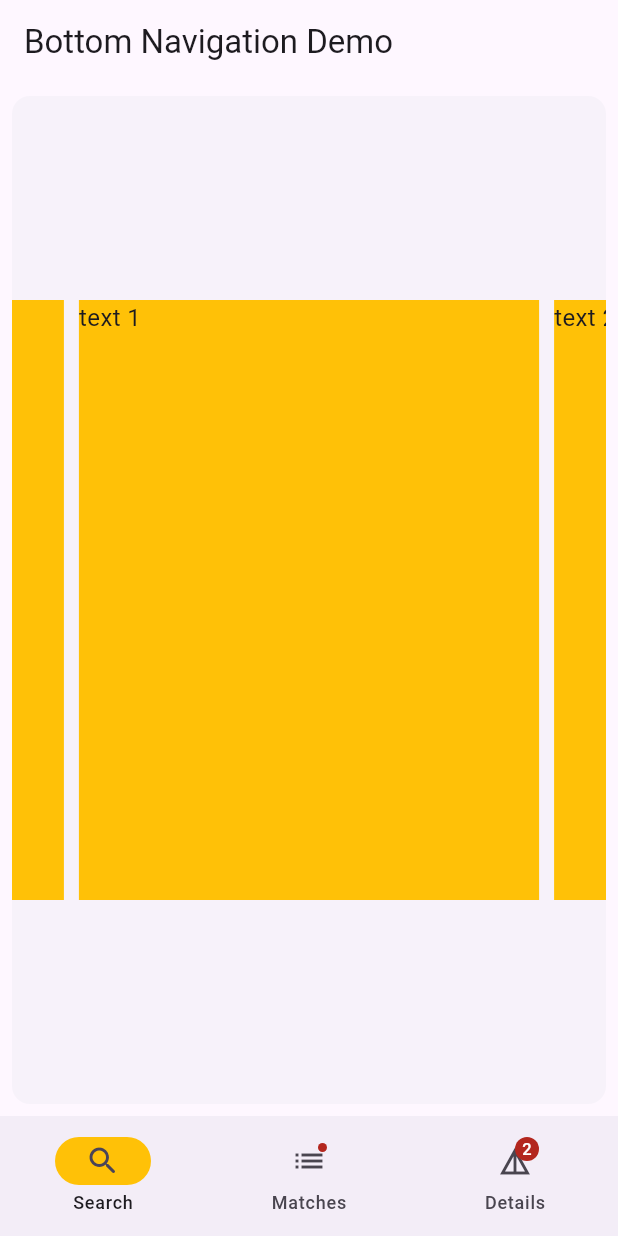
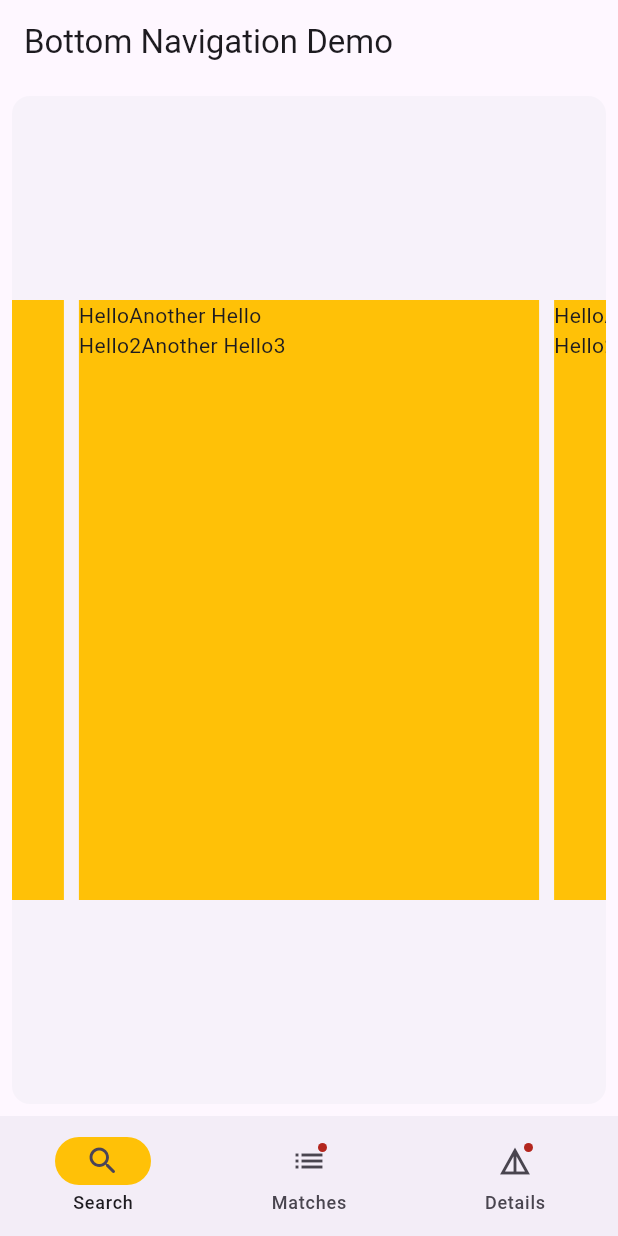
Before and after one commit to atdd-bdd/1020_net, a Flutter app: the screen it shows after launch, on a phone screen of 412 x 824 dp. Run offline on Flutter 3.47's test engine with Material 3 defaults, Android fonts, the phone set to English and light mode, and no system bars; drawn by our look-alikes of carousel_slider; our stand-ins replace flutter_linkify.

```diff
--- a/lib/main.dart
+++ b/lib/main.dart
@@ -1,7 +1,11 @@
+import 'dart:typed_data';
+
 import 'package:flutter/material.dart';
 import 'package:carousel_slider/carousel_slider.dart';
 import 'package:flutter_linkify/flutter_linkify.dart';
 import 'package:url_launcher/url_launcher.dart';
+import 'package:http/http.dart' as http;
+import 'event.dart';
 
 void main() {
   runApp(const MyApp());
@@ -28,27 +32,36 @@ class MyAppWidget extends StatefulWidget {
 }
 
 var entries = ["a","b","c"];
-
+var events = [MyEvent(title:"First"), MyEvent(title:"Second"),
+  MyEvent(title:"Third")];
 class _MyAppState extends State<MyAppWidget> {
   int currentPageIndex = 0;
+  //  Try out the geo code
+  String address = "Durham, NC";
+
 
   @override
   Widget build(BuildContext context) {
     final ThemeData theme = Theme.of(context);
+    String url = "https://geocode.maps.co/search?q=" +
+        address+ "&api_key=65edd11b7f07a815035540vhz5b8f4e";
+    // https://geocode.maps.co/search?q=%22621%20Broad%20St%20Durham,%20NC%22%20&api_key=65edd11b7f07a815035540vhz5b8f4e
+    // // print(value);
+    // [{"place_id":307652039,"licence":"Data © OpenStreetMap contributors, ODbL 1.0. https://osm.org/copyright","osm_type":"node","osm_id":266814250,"boundingbox":["36.0070492","36.0071492","-78.9206063","-78.9205063"],"lat":"36.0070992","lon":"-78.9205563","display_name":"Whole Foods Market, 621, Broad Street, Old West Durham, Durham, Durham County, North Carolina, 27705, United States","class":"shop","type":"supermarket","importance":0.4200099999999999}]
+  // [] if not found
     return Scaffold(
         appBar: AppBar(
           title: Text('Bottom Navigation Demo'),
         ),
       bottomNavigationBar: buildNavigationBar(),
       body: <Widget>[
-        /// Home page
-        buildCard(theme),
 
-        /// Notifications page
-        buildPadding(),
+        buildSearch(theme),
+
+        buildResults(theme),
 
         /// Messages page
-        buildListView(theme),
+        buildDetailList(theme),
 
       ][currentPageIndex],
     );
@@ -75,7 +88,7 @@ class _MyAppState extends State<MyAppWidget> {
         ),
         NavigationDestination(
           icon: Badge(
-            label: Text('2'),
+
             child: Icon(Icons.details),
           ),
           label: 'Details',
@@ -86,7 +99,7 @@ class _MyAppState extends State<MyAppWidget> {
 
 
 
-  ListView buildListView(ThemeData theme) {
+  ListView buildDetail(ThemeData theme) {
     return ListView.builder(
         reverse: true,
         itemCount: 3,
@@ -127,7 +140,8 @@ class _MyAppState extends State<MyAppWidget> {
                 borderRadius: BorderRadius.circular(8.0),
               ),
               child: Text(
-               entries[index],
+               //events[index].title,
+                entries[index],
                 style: theme.textTheme.bodyLarge!
                     .copyWith(color: theme.colorScheme.onPrimary),
               ),
@@ -135,7 +149,7 @@ class _MyAppState extends State<MyAppWidget> {
           );
   }
 
-  Padding buildPadding() {
+  Padding buildResults(ThemeData theme) {
     return const Padding(
         padding: EdgeInsets.all(8.0),
         child: Column(
@@ -163,7 +177,7 @@ class _MyAppState extends State<MyAppWidget> {
 
 
 
-  Card buildCard(ThemeData theme) {
+  Card buildSearch(ThemeData theme) {
     return Card(
         shadowColor: Colors.transparent,
         margin: const EdgeInsets.all(8.0),
@@ -180,7 +194,10 @@ class _MyAppState extends State<MyAppWidget> {
                         decoration: BoxDecoration(
                             color: Colors.amber
                         ),
-                        child: Text('text $i', style: TextStyle(fontSize: 16.0),)
+                        child:
+                       buildDetailList(theme)
+                       // Text('text $i', style: TextStyle(fontSize: 16.0),)
+
                     );
                   },
                 );
@@ -192,12 +209,32 @@ class _MyAppState extends State<MyAppWidget> {
 
   }
 
+  ListView buildDetailList(ThemeData theme){
+    return ListView (
+      children: const <Widget> [
+        Row ( children: <Widget>[
+        Text("Hello"),
+        Text("Another Hello")
+        ]
+    ),
+    Row ( children: <Widget>[
+    Text("Hello2"),
+    Text("Another Hello3"),
+  //     FilledButton(onPressed: (link) async {
+  //
+  //   if (!await launchUrl(Uri.parse(link.url))) {
+  //   throw Exception('Could not launch ${link.url}');
+  // },)
+    ]
+    )
+    ]
+    );
+  }
+
   Linkify buildLinkify() {
     return Linkify(
       onOpen: (link) async {
-        print("Link is:");
-        print(link.url);
-        print(":");
+
         if (!await launchUrl(Uri.parse(link.url))) {
           throw Exception('Could not launch ${link.url}');
         }
@@ -206,3 +243,58 @@ class _MyAppState extends State<MyAppWidget> {
     );
   }
 }
+
+class MyEvent {
+  var uuid = UUID();
+  var id = "000000001";
+  var title ="";
+  var startDate = MyDateTime.now();
+  var endDate = MyDateTime.now();
+  var location = "1 Apple Lane, Somewhere, VT";
+  var geoLocation = MyGeoLocation(0.0,0.0);
+  var description = "Something";
+  var tags ="#tag";
+  var linkString = "https://1020.net";
+  var imageString = "https://1020.net";
+  var thumbnailString = "https://1020.net";
+  MyEvent({id= "Default ID", title="Default Title",
+    MyDateTime? startDateIn, MyDateTime? endDateIn,
+    location ="",
+    MyGeoLocation? geoLocationIn,
+    description ="", tags =""}):
+        startDate  = startDateIn ?? MyDateTime.now(),
+        endDate = endDateIn ?? MyDateTime.now(),
+        geoLocation = geoLocationIn ?? MyGeoLocation.here(),
+        id = id,
+        title = title,
+        tags = tags,
+        description = description
+  {
+  }
+}
+class MyDateTime {
+  var dateTime = DateTime(2024);
+
+  MyDateTime(DateTime dt) {
+    this.dateTime = dt;
+  }
+  static now()
+  {
+    return MyDateTime(DateTime.now());
+  }
+
+}
+
+class MyGeoLocation {
+  double latitude = 0.0; // Latitude, in degrees
+  double longitude = 0.0; // Longitude, in degrees
+  MyGeoLocation(this.latitude, this.longitude);
+  static here()
+  {
+    return MyGeoLocation(0.0,0.0);
+  }
+}
+
+class UUID {
+  var value = ByteData(16);
+}
--- a/pubspec.yaml
+++ b/pubspec.yaml
@@ -36,6 +36,7 @@ dependencies:
   # Use with the CupertinoIcons class for iOS style icons.
   cupertino_icons: ^1.0.6
   url_launcher: ^6.2.5
+  http: ^1.2.1
 
 dev_dependencies:
   flutter_test:
```
Also changed, not shown: lib/event.dart (added, +57 -0 lines), pubspec.lock.
